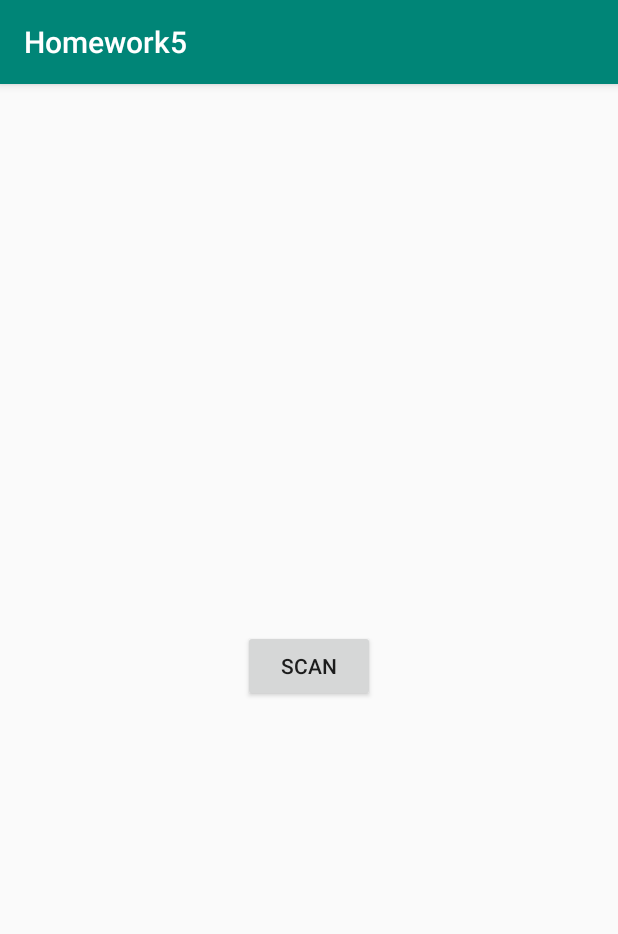
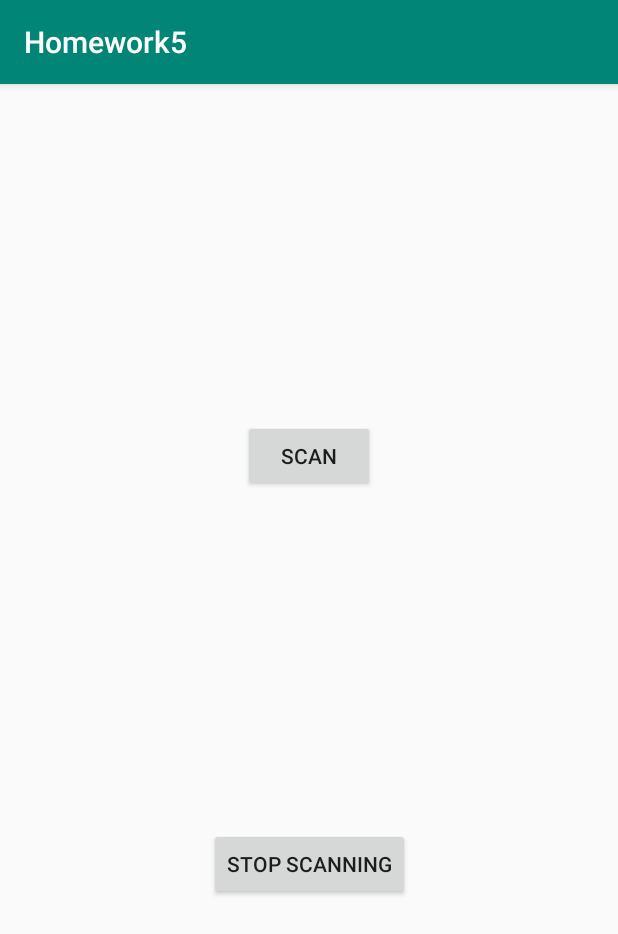
Before and after one commit to Rolfrider/androidlevelup_spring2019Homework, an Android app: the screen it shows after launch (MainActivity), after a tap on "SCAN", on a phone screen of 412 x 824 dp. Shown: the top 934 px of the screen. Run offline under Robolectric (Android 15) with nearby library versions, the phone set to English and light mode, and no system bars; 2 statements that could not run were skipped.

Commit message:
add: add Scanning Foreground service

```diff
--- a/Homework5/app/src/main/AndroidManifest.xml
+++ b/Homework5/app/src/main/AndroidManifest.xml
@@ -4,6 +4,7 @@
           package="com.example.homework5">
 
     <uses-permission android:name="android.permission.RECEIVE_BOOT_COMPLETED" />
+    <uses-permission android:name="android.permission.FOREGROUND_SERVICE"/>
 
     <application
             android:name=".HomeworkApp"
@@ -22,6 +23,9 @@
                 <category android:name="android.intent.category.LAUNCHER"/>
             </intent-filter>
         </activity>
+
+        <service android:name=".service.ScanningForegroundService"/>
+
         <receiver android:name=".broadcast.GreetingsBroadcastReceiver" android:exported="true">
             <intent-filter>
                 <action android:name="android.intent.action.BOOT_COMPLETED"/>
--- a/Homework5/app/src/main/java/com/example/homework5/MainActivity.kt
+++ b/Homework5/app/src/main/java/com/example/homework5/MainActivity.kt
@@ -1,9 +1,12 @@
 package com.example.homework5
 
+import android.content.Intent
 import android.os.Bundle
 import android.view.View
 import androidx.appcompat.app.AppCompatActivity
+import androidx.core.content.ContextCompat
 import androidx.work.*
+import com.example.homework5.service.ScanningForegroundService
 import com.example.homework5.worker.AlarmWorker
 import com.example.homework5.worker.CreepWorker
 import kotlinx.android.synthetic.main.activity_main.*
@@ -16,12 +19,26 @@ class MainActivity : AppCompatActivity() {
         setContentView(R.layout.activity_main)
         scheduleAlarmWork()
         scheduleObserveWork()
+        startScanningService()
         scan_button.setOnClickListener(this::handleScanButton)
+        stopScan_button.setOnClickListener(this::handleStopScanButton)
 
     }
 
     private fun handleScanButton(view: View){
-        NotificationFactory().show(this, "test", "test")
+        startScanningService()
+    }
+
+    private fun handleStopScanButton(view: View){
+        stopScanningService()
+    }
+
+    private fun startScanningService(){
+        ContextCompat.startForegroundService(this, Intent(this, ScanningForegroundService::class.java))
+    }
+
+    private fun stopScanningService(){
+        stopService(Intent(this, ScanningForegroundService::class.java))
     }
 
 
--- a/Homework5/app/src/main/res/layout/activity_main.xml
+++ b/Homework5/app/src/main/res/layout/activity_main.xml
@@ -11,8 +11,17 @@
             android:layout_width="wrap_content"
             android:layout_height="wrap_content"
             android:id="@+id/scan_button"
-            android:layout_marginTop="8dp"
             app:layout_constraintTop_toTopOf="parent"
+            app:layout_constraintBottom_toTopOf="@id/stopScan_button"
+            app:layout_constraintStart_toStartOf="parent"
+            app:layout_constraintEnd_toEndOf="parent"
+            app:layout_constraintVertical_chainStyle="spread"/>
+
+    <Button android:layout_width="wrap_content"
+            android:layout_height="wrap_content"
+            android:text="@string/stop_scanning"
+            android:id="@+id/stopScan_button"
+            app:layout_constraintTop_toBottomOf="@id/scan_button"
             app:layout_constraintBottom_toBottomOf="parent"
             app:layout_constraintStart_toStartOf="parent"
             app:layout_constraintEnd_toEndOf="parent"
--- a/Homework5/app/src/main/res/values/strings.xml
+++ b/Homework5/app/src/main/res/values/strings.xml
@@ -4,4 +4,5 @@
 
     <string name="notification_channel_default_id">default</string>
     <string name="notification_channel_default_name">Domyślne</string>
+    <string name="stop_scanning">Stop Scanning</string>
 </resources>
```
Also changed, not shown: Homework5/app/src/main/java/com/example/homework5/service/ScanningForegroundService.kt (added, +33 -0 lines).
